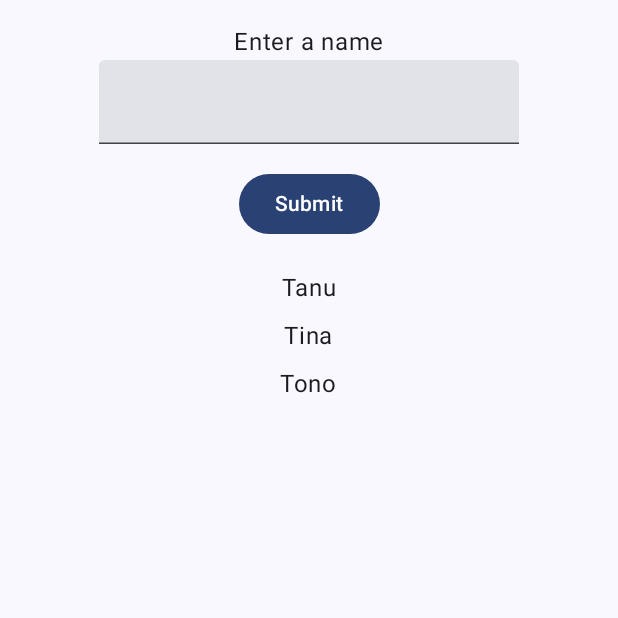
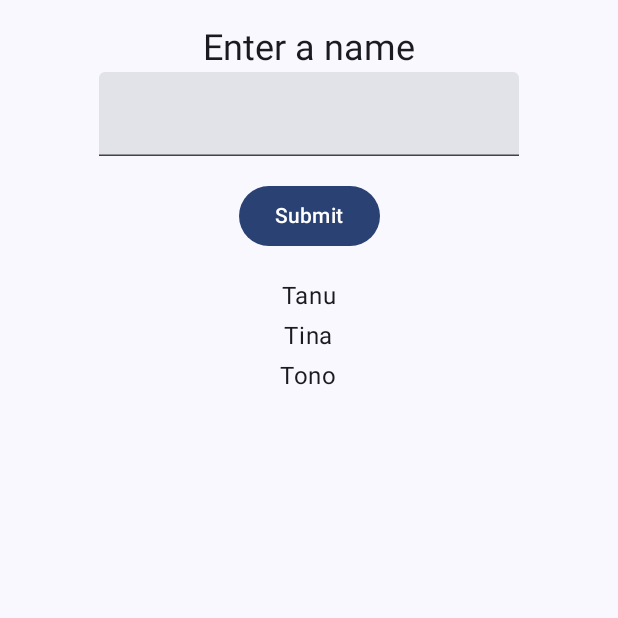
Before and after one commit to felixoctanielte/LAB_WEEK_09, an Android app built with Jetpack Compose: the screen it shows after launch (MainActivity), on a phone screen of 412 x 824 dp, the top half of it. Run offline under Robolectric (Android 15) with nearby library versions, the phone set to English and light mode, and no system bars.

Commit message:
Commit No. 3 – UI Element and Theme

```diff
--- a/app/src/main/java/com/example/lab_week_09/MainActivity.kt
+++ b/app/src/main/java/com/example/lab_week_09/MainActivity.kt
@@ -87,19 +87,22 @@ fun HomeContent(
                 horizontalAlignment = Alignment.CenterHorizontally
             ) {
 
-                Text(text = stringResource(id = R.string.enter_item))
+                OnBackgroundTitleText(
+                    text = stringResource(id = R.string.enter_item)
+                )
 
                 TextField(
                     value = inputField.name,
                     onValueChange = { onInputValueChange(it) },
-                    keyboardOptions = KeyboardOptions(keyboardType = KeyboardType.Text)
+                    keyboardOptions = KeyboardOptions(
+                        keyboardType = KeyboardType.Text
+                    )
                 )
 
-                Button(
-                    modifier = Modifier.padding(top = 16.dp),
-                    onClick = { onButtonClick() }
+                PrimaryTextButton(
+                    text = stringResource(id = R.string.button_click)
                 ) {
-                    Text(text = stringResource(id = R.string.button_click))
+                    onButtonClick()
                 }
             }
         }
@@ -111,11 +114,43 @@ fun HomeContent(
                     .fillMaxSize(),
                 horizontalAlignment = Alignment.CenterHorizontally
             ) {
-                Text(text = item.name)
+                OnBackgroundItemText(text = item.name)
             }
         }
     }
+
 }
+@Composable
+fun OnBackgroundTitleText(text: String) {
+    Text(
+        text = text,
+        style = MaterialTheme.typography.headlineSmall,
+        color = MaterialTheme.colorScheme.onBackground
+    )
+}
+
+@Composable
+fun OnBackgroundItemText(text: String) {
+    Text(
+        text = text,
+        style = MaterialTheme.typography.bodyLarge,
+        color = MaterialTheme.colorScheme.onBackground
+    )
+}
+
+@Composable
+fun PrimaryTextButton(
+    text: String,
+    onClick: () -> Unit
+) {
+    Button(
+        onClick = onClick,
+        modifier = Modifier.padding(top = 16.dp)
+    ) {
+        Text(text)
+    }
+}
+
 
 @Preview(showBackground = true)
 @Composable
```
Also changed, not shown: app/src/main/java/com/example/lab_week_09/ui/theme/Elements.kt (added, +61 -0 lines).
